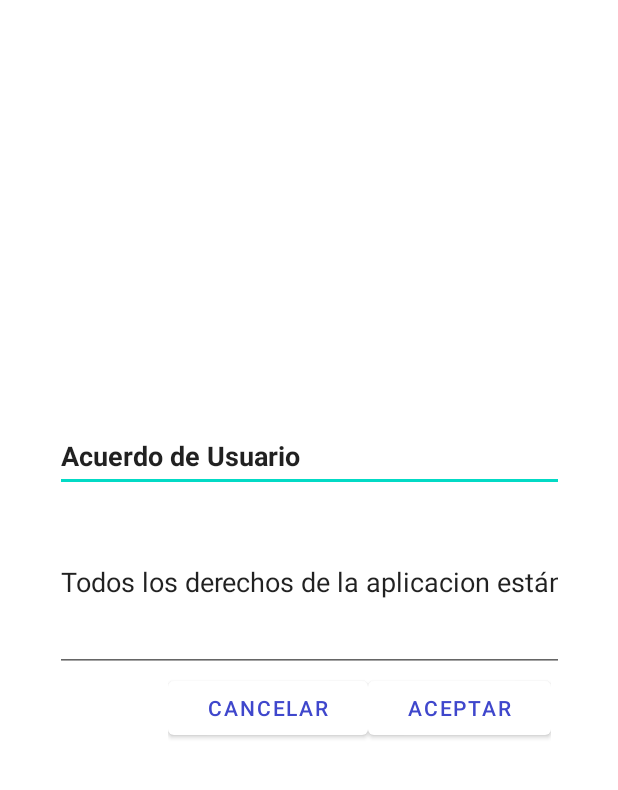
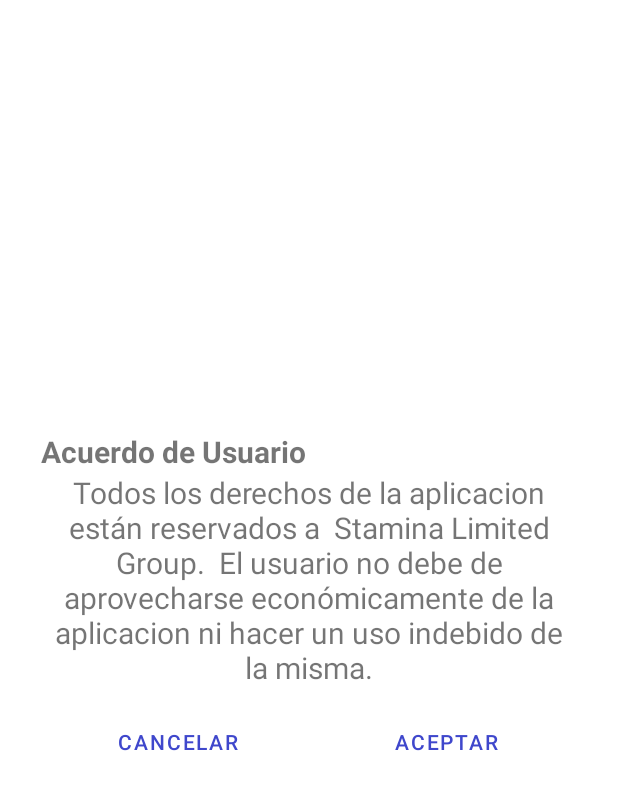
Before and after one commit to stamina-training-limited/stamina, an Android app: the layout activity_user_agreement.xml on its own in the app's theme, with its tools: preview values and no code run, on a phone screen of 412 x 824 dp. Shown: the top 790 px of the screen. Run offline under Robolectric (Android 15) with nearby library versions, the phone set to English and light mode, and no system bars.

```diff
--- a/app/src/main/java/com/limited/training/stamina/MainActivity.kt
+++ b/app/src/main/java/com/limited/training/stamina/MainActivity.kt
@@ -6,6 +6,6 @@
 class MainActivity : AppCompatActivity() {
     override fun onCreate(savedInstanceState: Bundle?) {
         super.onCreate(savedInstanceState)
-        setContentView(R.layout.activity_main)
+        setContentView(R.layout.activity_location_agreement)
     }
 }
--- a/app/src/main/res/layout/activity_user_agreement.xml
+++ b/app/src/main/res/layout/activity_user_agreement.xml
@@ -6,67 +6,59 @@
     android:layout_height="match_parent">
 
     <LinearLayout
-        android:layout_width="339dp"
-        android:layout_height="264dp"
+        android:layout_width="357dp"
+        android:layout_height="250dp"
         android:orientation="vertical"
         app:layout_constraintBottom_toBottomOf="parent"
         app:layout_constraintEnd_toEndOf="parent"
         app:layout_constraintStart_toStartOf="parent"
         app:layout_constraintTop_toTopOf="parent">
 
-        <EditText
-            android:id="@+id/editTextTextPersonName"
+        <TextView
+            android:id="@+id/textView3"
             android:layout_width="match_parent"
             android:layout_height="wrap_content"
-            android:ems="10"
-            android:inputType="textPersonName"
-            android:minHeight="48dp"
             android:text="@string/User_agreement_title"
-            android:textAlignment="viewStart"
+            android:textSize="20sp"
             android:textStyle="bold" />
 
-        <EditText
-            android:id="@+id/editTextTextPersonName2"
+        <TextView
+            android:id="@+id/textView2"
             android:layout_width="match_parent"
-            android:layout_height="120dp"
-            android:autoText="false"
-            android:ellipsize="end"
-            android:ems="10"
-            android:inputType="textPersonName"
-            android:lineSpacingExtra="8sp"
-            android:scrollHorizontally="false"
-            android:singleLine="false"
+            android:layout_height="156dp"
             android:text="@string/User_agreement_content"
-            android:textAlignment="viewStart"
-            android:textSize="18sp"
-            app:autoSizeMaxTextSize="120dp"
-            app:autoSizeTextType="uniform" />
+            android:textAlignment="center"
+            android:textSize="20sp" />
 
         <LinearLayout
-            android:layout_width="255dp"
-            android:layout_height="match_parent"
-            android:layout_marginLeft="75dp"
-            android:orientation="horizontal">
+            android:layout_width="match_parent"
+            android:layout_height="73dp"
+            android:orientation="horizontal"
+            tools:layout_editor_absoluteX="-92dp"
+            tools:layout_editor_absoluteY="423dp">
 
             <Button
                 android:id="@+id/button4"
+                style="?android:attr/buttonBarButtonStyle"
                 android:layout_width="wrap_content"
                 android:layout_height="wrap_content"
                 android:layout_weight="5"
+                android:minHeight="48dp"
                 android:text="@string/Cancel"
                 android:textColor="@color/azul_stamina"
                 app:backgroundTint="#FFFFFF" />
 
             <Button
                 android:id="@+id/button5"
+                style="?android:attr/buttonBarButtonStyle"
                 android:layout_width="wrap_content"
                 android:layout_height="wrap_content"
                 android:layout_weight="5"
+                android:minHeight="48dp"
                 android:text="@string/Accept"
                 android:textColor="@color/azul_stamina"
                 app:backgroundTint="#FFFFFF" />
         </LinearLayout>
 
     </LinearLayout>
-
 </androidx.constraintlayout.widget.ConstraintLayout>
```
Also changed, not shown: app/src/main/res/layout/activity_location_agreement.xml (+21 -21 lines), app/src/main/res/layout/activity_main.xml (deleted, +0 -18 lines).
